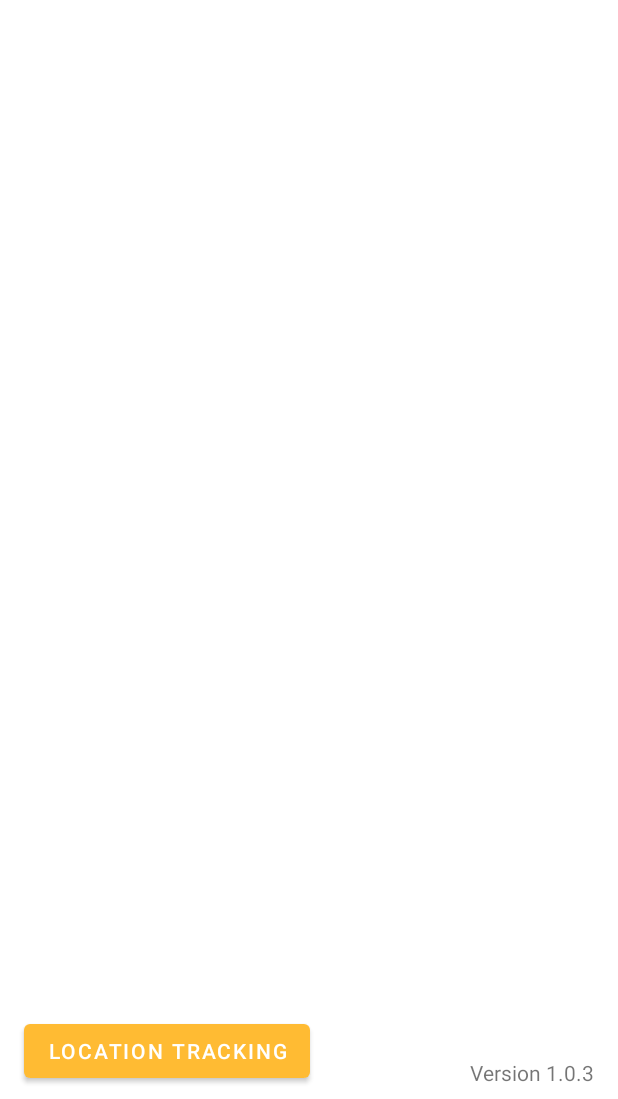
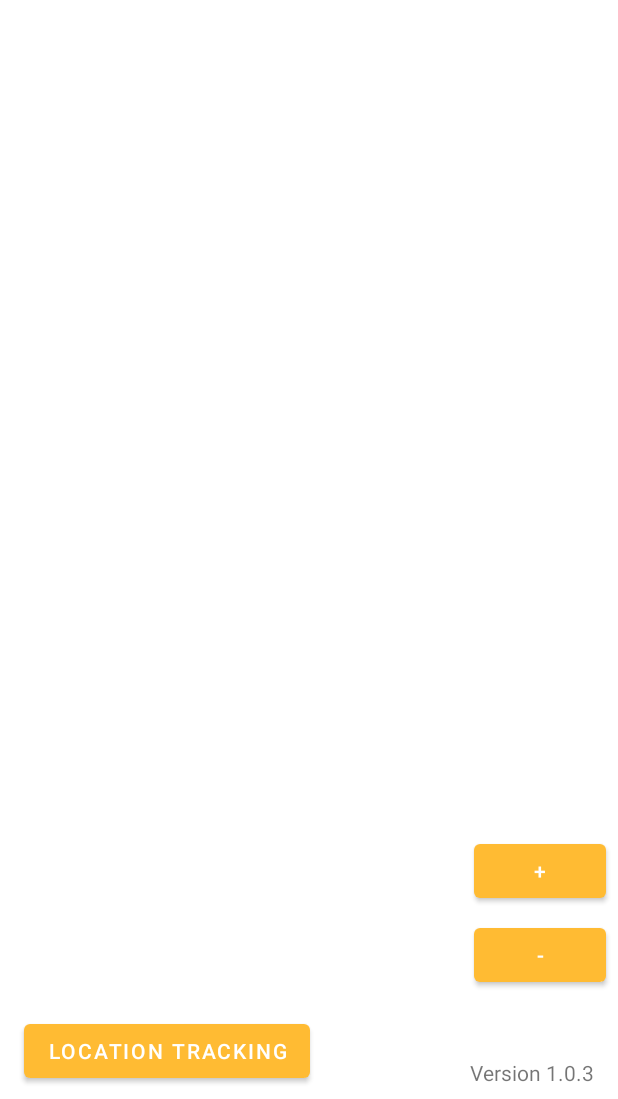
Before and after one commit to bartekpacia/buswakeup, an Android app: the MapsActivity screen opened directly, with no data from a screen before it, on a phone screen of 412 x 824 dp, the part 137-1236 px from its top. Run offline under Robolectric (Android 15) with nearby library versions, the phone set to English and light mode, and no system bars; our stand-ins replace Room's generated code.

Commit message:
improved code

```diff
--- a/app/src/main/java/pl/baftek/buswakeup/activities/MapsActivity.kt
+++ b/app/src/main/java/pl/baftek/buswakeup/activities/MapsActivity.kt
@@ -17,16 +17,13 @@ import com.google.android.gms.maps.GoogleMap
 import com.google.android.gms.maps.GoogleMap.*
 import com.google.android.gms.maps.OnMapReadyCallback
 import com.google.android.gms.maps.SupportMapFragment
-import com.google.android.gms.maps.model.CircleOptions
-import com.google.android.gms.maps.model.LatLng
-import com.google.android.gms.maps.model.MarkerOptions
+import com.google.android.gms.maps.model.*
 import kotlinx.android.synthetic.main.activity_maps.*
 import pl.baftek.buswakeup.BuildConfig
 import pl.baftek.buswakeup.LocationService
 import pl.baftek.buswakeup.R
 import pl.baftek.buswakeup.data.Destination
 import pl.baftek.buswakeup.dsl.db
-import java.util.*
 
 private const val TAG = "MapsActivityLog"
 private const val RC_PERMISSION_LOCATION = 9001
@@ -36,8 +33,8 @@ class MapsActivity : AppCompatActivity(), OnMapReadyCallback {
 
     private lateinit var map: GoogleMap
     private lateinit var currentDestination: Destination
-    private lateinit var marker: MarkerOptions
-    private lateinit var circle: CircleOptions
+    private lateinit var marker: Marker
+    private lateinit var circle: Circle
 
     override fun onCreate(savedInstanceState: Bundle?) {
         super.onCreate(savedInstanceState)
@@ -50,16 +47,12 @@ class MapsActivity : AppCompatActivity(), OnMapReadyCallback {
         buttonService.setOnClickListener {
             startService(serviceIntent)
         }
-
-        marker = MarkerOptions()
-                .position(LatLng(currentDestination.latitude, currentDestination.longitude))
-                .title(getString(R.string.destination))
-
-        circle = CircleOptions()
-                .center(marker.position)
-                .radius(100.0)
-                .fillColor(ContextCompat.getColor(this, R.color.colorPrimary))
-                .strokeColor(ContextCompat.getColor(this, R.color.colorPrimaryDark))
+        buttonLess.setOnClickListener {
+            if (circle.radius >= 50) circle.radius -= 10
+        }
+        buttonMore.setOnClickListener {
+            circle.radius += 10
+        }
 
         val mapFragment = supportFragmentManager.findFragmentById(R.id.map) as SupportMapFragment
         mapFragment.getMapAsync(this)
@@ -90,11 +83,11 @@ class MapsActivity : AppCompatActivity(), OnMapReadyCallback {
             map.clear()
 
             // Add a marker
-            val marker = map.addMarker(MarkerOptions()
+            marker = map.addMarker(MarkerOptions()
                     .position(latLng)
                     .title(getString(R.string.destination)))
 
-            val circle = map.addCircle(CircleOptions()
+            circle = map.addCircle(CircleOptions()
                     .center(latLng)
                     .radius(100.0)
                     .fillColor(ContextCompat.getColor(this, R.color.colorPrimary))
--- a/app/src/main/res/layout/activity_maps.xml
+++ b/app/src/main/res/layout/activity_maps.xml
@@ -50,4 +50,26 @@
         app:layout_constraintStart_toStartOf="parent"
         android:layout_marginStart="16dp" />
 
+    <Button
+        android:id="@+id/buttonLess"
+        android:text="+"
+        android:layout_width="wrap_content"
+        android:layout_height="wrap_content"
+        android:insetTop="6dp"
+        android:insetBottom="6dp"
+        android:layout_marginEnd="8dp"
+        app:layout_constraintEnd_toEndOf="parent"
+        android:layout_marginBottom="8dp"
+        app:layout_constraintBottom_toTopOf="@+id/buttonMore" />
+
+    <Button
+        android:id="@+id/buttonMore"
+        android:text="-"
+        android:layout_width="wrap_content"
+        android:layout_height="wrap_content"
+        android:layout_marginEnd="8dp"
+        app:layout_constraintEnd_toEndOf="parent"
+        android:layout_marginBottom="8dp"
+        app:layout_constraintBottom_toBottomOf="@+id/map" />
+
 </androidx.constraintlayout.widget.ConstraintLayout>
```
